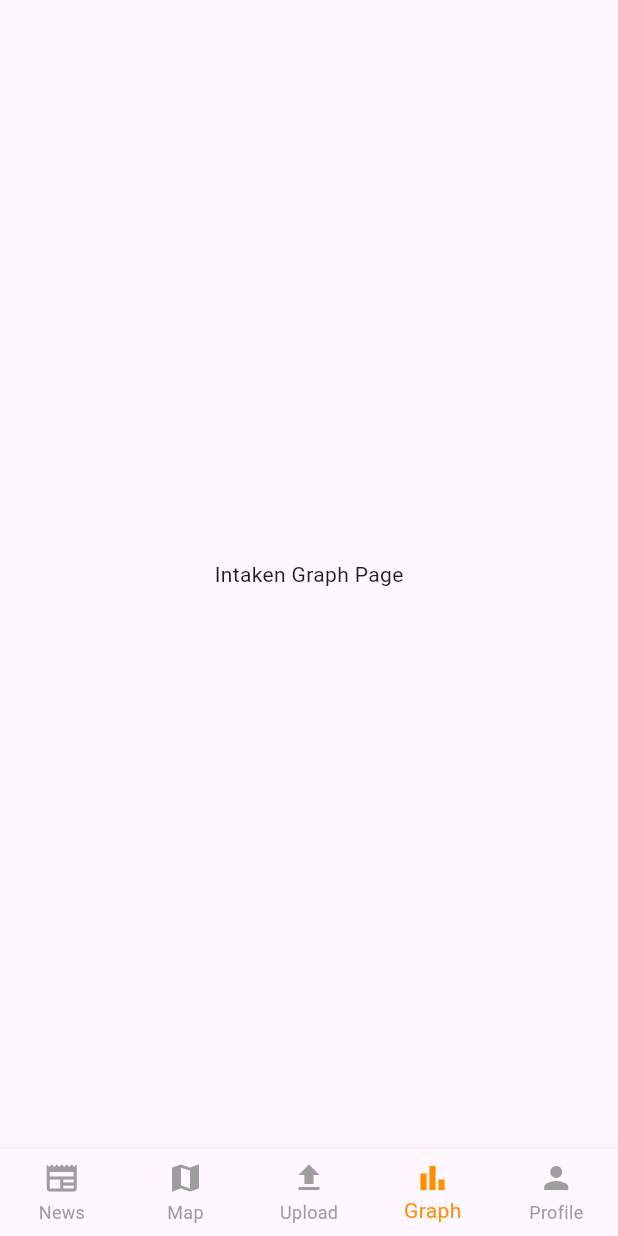
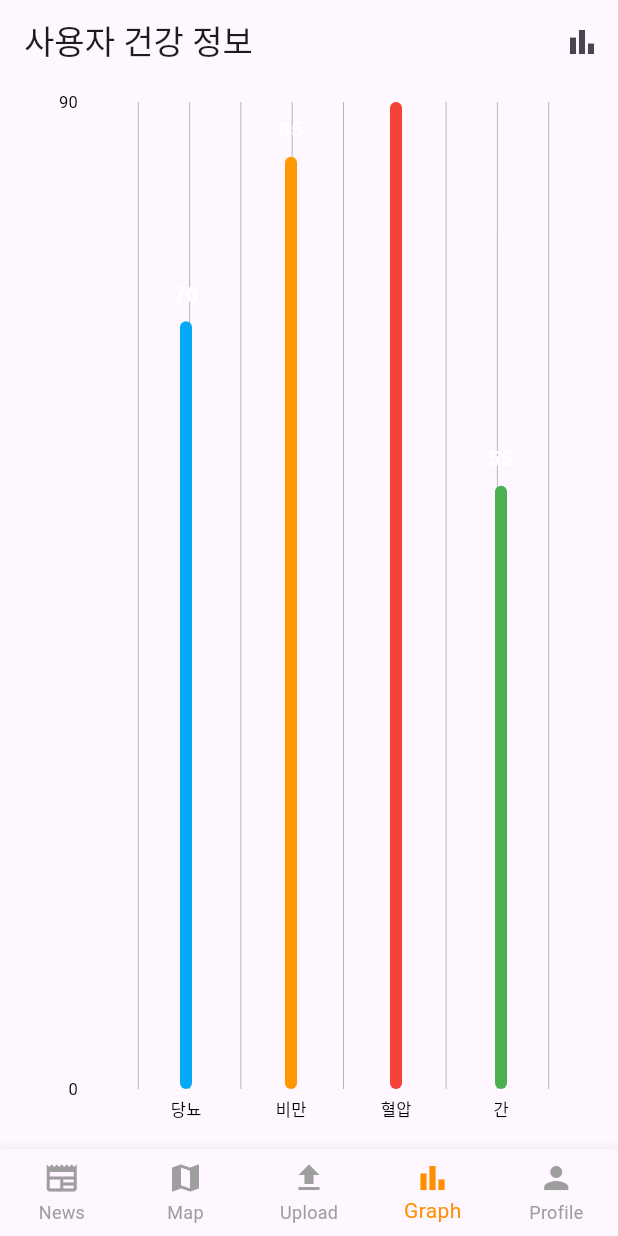
Before and after one commit to neoman-omyeon-go/Bigsasimi_FrontEnd, a Flutter app: the uploadScreen screen opened directly, item 4 of the bottom bar chosen, on a phone screen of 412 x 824 dp. Run offline on Flutter 3.47's test engine with Material 3 defaults, Android fonts, the phone set to English and light mode, and no system bars; drawn by our look-alikes of fl_chart; our stand-ins replace cached_network_image, dio, dotted_border, flutter_native_splash, flutter_secure_storage, fluttertoast and 1 more; accounts and stored records are empty; Roboto replaces fonts that are missing (Pretendard); project files that could hold a hidden picture were left out.

Commit message:
Chart Practice

```diff
--- a/lib/intakenGraph.dart
+++ b/lib/intakenGraph.dart
@@ -1,8 +1,134 @@
 import 'package:flutter/material.dart';
+import 'package:fl_chart/fl_chart.dart';
 
-class IntakenGraph extends StatelessWidget {
+class HealthInfoGraph extends StatefulWidget {
+  @override
+  _HealthInfoGraphState createState() => _HealthInfoGraphState();
+}
+
+class _HealthInfoGraphState extends State<HealthInfoGraph> {
+  bool _isBarChart = true;  // 현재 표시 방식을 저장하는 상태
+
+  // 예시 데이터
+  final List<BarChartGroupData> barGroups = [
+    BarChartGroupData(
+      x: 0,
+      barRods: [BarChartRodData(y: 70, colors: [Colors.lightBlue])],
+      showingTooltipIndicators: [0],
+    ),
+    BarChartGroupData(
+      x: 1,
+      barRods: [BarChartRodData(y: 85, colors: [Colors.orange])],
+      showingTooltipIndicators: [0],
+    ),
+    BarChartGroupData(
+      x: 2,
+      barRods: [BarChartRodData(y: 90, colors: [Colors.red])],
+      showingTooltipIndicators: [0],
+    ),
+    BarChartGroupData(
+      x: 3,
+      barRods: [BarChartRodData(y: 55, colors: [Colors.green])],
+      showingTooltipIndicators: [0],
+    ),
+  ];
+
   @override
   Widget build(BuildContext context) {
-    return Center(child: Text("Intaken Graph Page"));
+    return Scaffold(
+      appBar: AppBar(
+        title: Text('사용자 건강 정보'),
+        actions: [
+          IconButton(
+            icon: Icon(_isBarChart ? Icons.bar_chart : Icons.list),
+            onPressed: () {
+              setState(() {
+                _isBarChart = !_isBarChart;
+              });
+            },
+          ),
+        ],
+      ),
+      body: _isBarChart ? _buildBarChart() : _buildList(),
+    );
+  }
+
+  Widget _buildBarChart() {
+    return Padding(
+      padding: const EdgeInsets.all(12.0),
+      child: BarChart(
+        BarChartData(
+          barGroups: barGroups,
+          titlesData: FlTitlesData(
+            show: true,
+            bottomTitles: SideTitles(
+              showTitles: true,
+              getTitles: (double value) {
+                switch (value.toInt()) {
+                  case 0:
+                    return '당뇨';
+                  case 1:
+                    return '비만';
+                  case 2:
+                    return '혈압';
+                  case 3:
+                    return '간';
+                  default:
+                    return '';
+                }
+              },
+            ),
+            leftTitles: SideTitles(
+              showTitles: true,
+              getTitles: (value) {
+                return value == 0 ? '0' : '${value.toInt()}';
+              },
+              interval: 500, // 각 라벨 사이의 간격을 500으로 설정
+              reservedSize: 40, // Y축 라벨을 위한 공간 예약
+            ),
+          ),
+          gridData: FlGridData(
+            show: true,
+            drawHorizontalLine: true,
+            horizontalInterval: 500, // 수평 그리드 라인 간격을 500으로 설정
+          ),
+          borderData: FlBorderData(
+            show: false,
+          ),
+          barTouchData: BarTouchData(
+            touchTooltipData: BarTouchTooltipData(
+              tooltipBgColor: Colors.transparent,
+              tooltipPadding: const EdgeInsets.all(0),
+              tooltipMargin: 8,
+              getTooltipItem: (group, groupIndex, rod, rodIndex) {
+                return BarTooltipItem(
+                  rod.y.round().toString(),
+                  TextStyle(
+                    color: Colors.white,
+                    fontWeight: FontWeight.bold,
+                  ),
+                );
+              },
+            ),
+          ),
+        ),
+      ),
+    );
+  }
+
+
+  Widget _buildList() {
+    List<String> categories = ['당뇨수치', '비만 수치', '혈압 수치', '간 수치'];
+    List<int> values = [70, 85, 90, 55];
+
+    return ListView.builder(
+      itemCount: categories.length,
+      itemBuilder: (context, index) {
+        return ListTile(
+          title: Text(categories[index]),
+          trailing: Text(values[index].toString()),
+        );
+      },
+    );
   }
 }
--- a/lib/upload.dart
+++ b/lib/upload.dart
@@ -28,7 +28,7 @@ class _uploadScreenState extends State<uploadScreen> {
       TodaysNews(),
       LocalMapRestaurant(),
       UploadScreen(), // UploadScreen의 메인 컨텐츠
-      IntakenGraph(),
+      HealthInfoGraph(),
       Profile(),
     ];
   }
--- a/pubspec.yaml
+++ b/pubspec.yaml
@@ -37,6 +37,7 @@ dependencies:
   dotted_border: ^2.0.0+1
   cached_network_image: ^3.0.0
   url_launcher: ^6.0.10
+  fl_chart: ^0.45.1
 
 
   # The following adds the Cupertino Icons font to your application.
```
Also changed, not shown: pubspec.lock.
